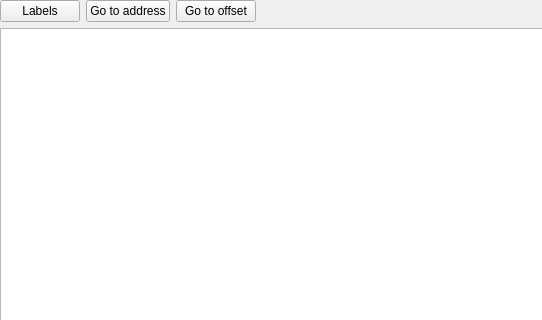
First picture: the form in xdisasmwidget.ui, repository horsicq/XDisasm, before the edit; both pictures show x 0 to 542 and y 0 to 320 of the 833 by 639 pixel window.
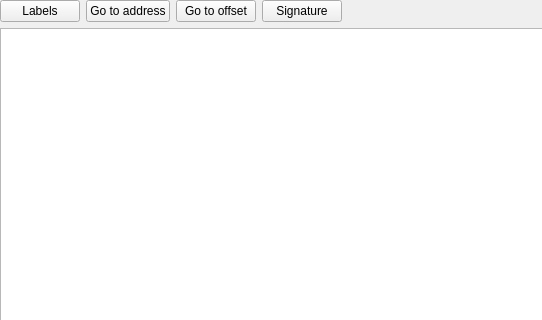
Second picture: the form after the edit.

Patch:
```diff
--- a/xdisasmwidget.ui
+++ b/xdisasmwidget.ui
@@ -49,6 +49,13 @@
        </property>
       </widget>
      </item>
+     <item>
+      <widget class="QPushButton" name="pushButtonSignature">
+       <property name="text">
+        <string>Signature</string>
+       </property>
+      </widget>
+     </item>
      <item>
       <spacer name="horizontalSpacer">
        <property name="orientation">
```
